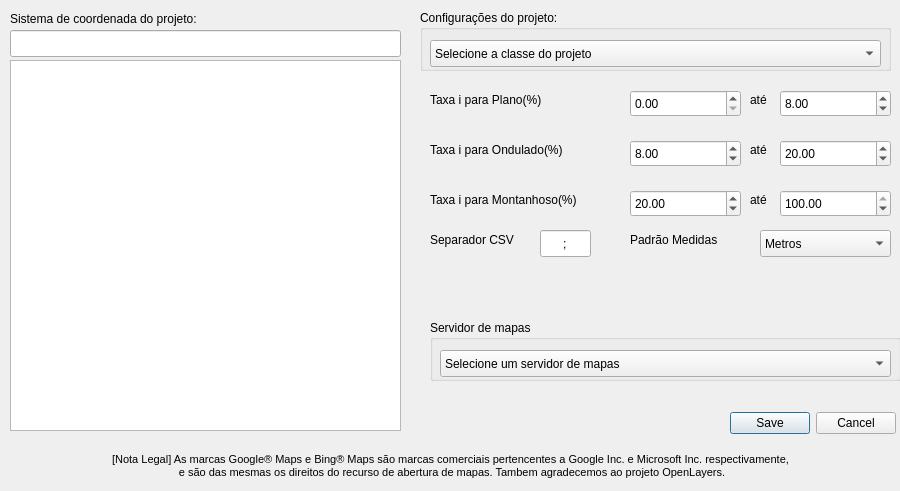
The window that app/view/ui/Topo_dialog_conf.ui (matheusfillipe/Topografia) describes before a commit, drawn with Qt 5.
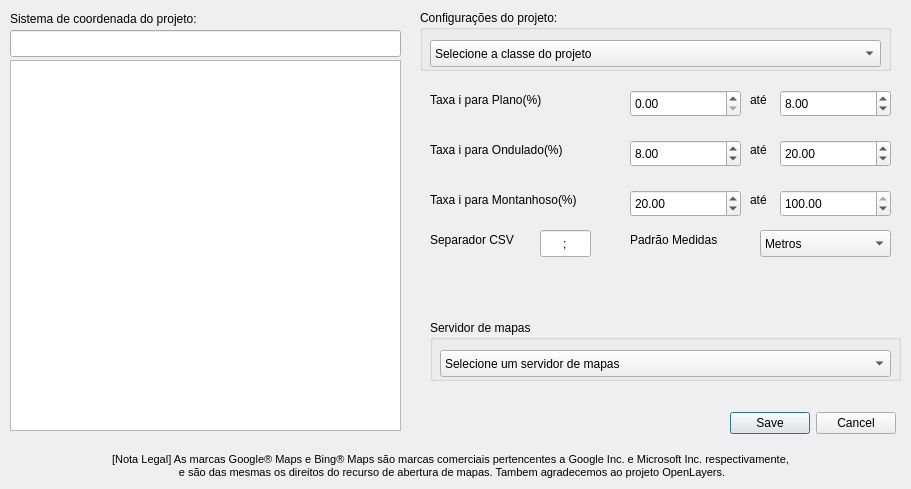
The same window after the commit.

Diff of the .ui file:
```diff
--- a/app/view/ui/Topo_dialog_conf.ui
+++ b/app/view/ui/Topo_dialog_conf.ui
@@ -9,8 +9,8 @@
    <rect>
     <x>0</x>
     <y>0</y>
-    <width>900</width>
-    <height>491</height>
+    <width>911</width>
+    <height>489</height>
    </rect>
   </property>
   <property name="sizePolicy">
```
